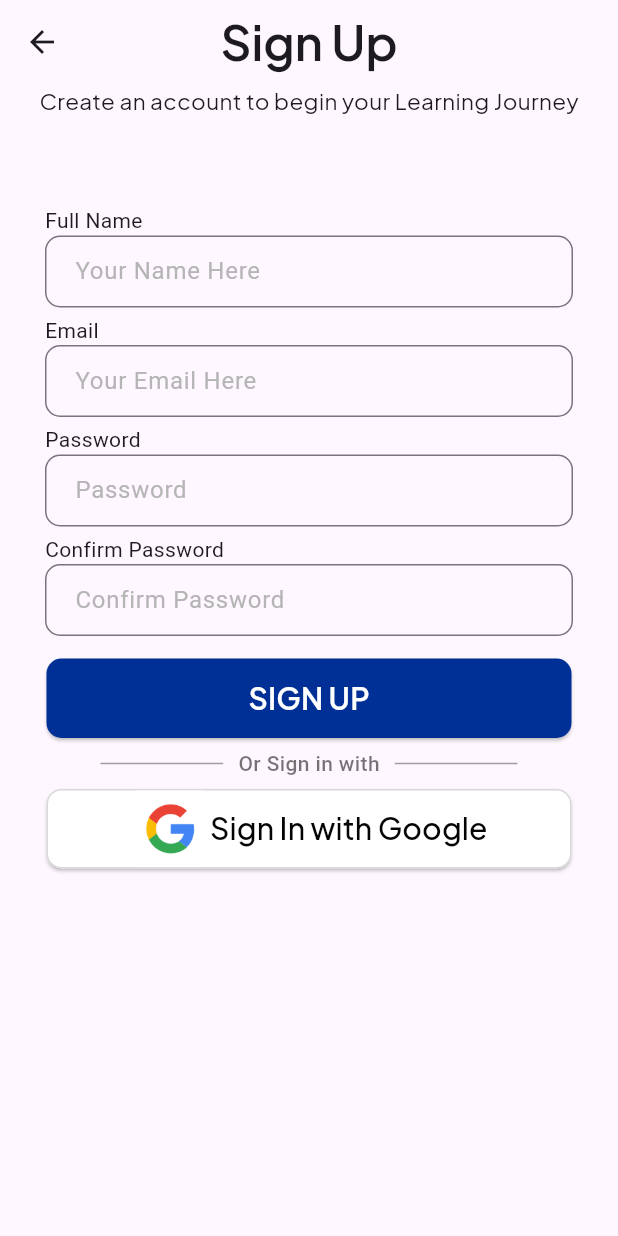
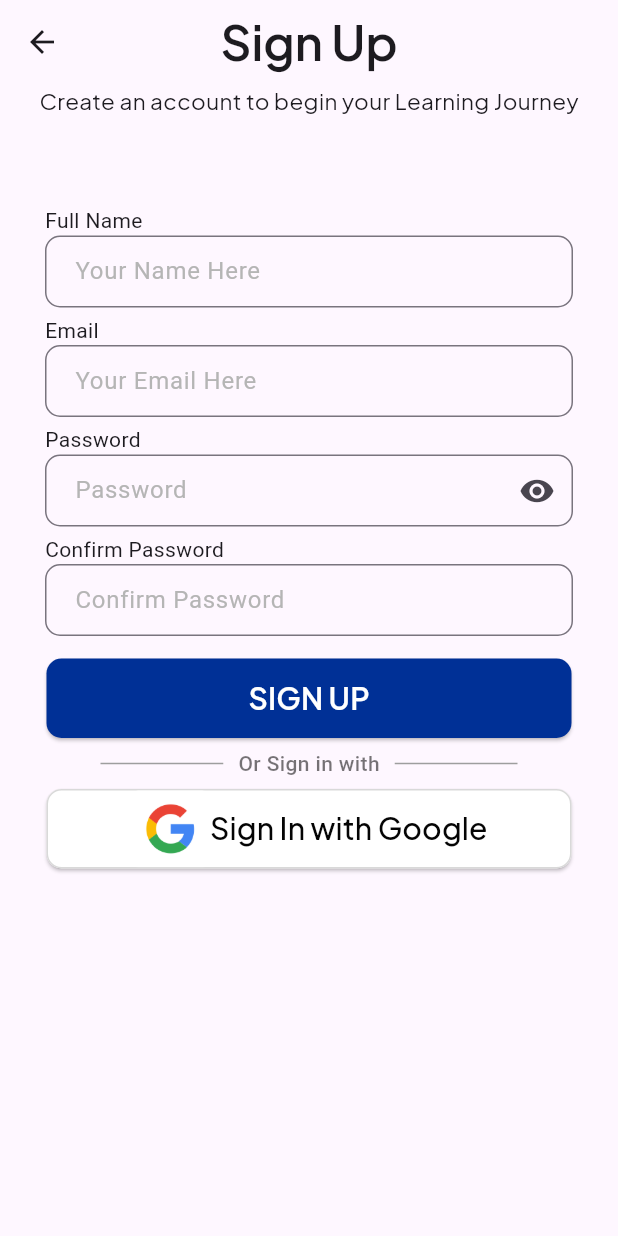
Before and after one commit to Faqihasyari/app_lms, a Flutter app: the SignupView screen opened by its route, on a phone screen of 412 x 824 dp. Run offline on Flutter 3.47's test engine with Material 3 defaults, Android fonts, the phone set to English and light mode, and no system bars; our stand-ins replace get, google_fonts, supabase_flutter; accounts and stored records are empty.

Commit message:
hidden pass

```diff
--- a/lib/app/modules/signup/views/signup_view.dart
+++ b/lib/app/modules/signup/views/signup_view.dart
@@ -85,8 +85,18 @@ class SignupView extends GetView<SignupController> {
                       height: 5,
                     ),
                     Text('Password'),
-                    TextField(
+                    Obx(
+                      () => TextField(
+                        controller: controller.passC,
+                        obscureText: controller.isHidden.value,
                         decoration: InputDecoration(
+                          suffixIcon: IconButton(
+                              onPressed: () {
+                                controller.isHidden.toggle();
+                              },
+                              icon: controller.isHidden.isTrue
+                                  ? Icon(Icons.remove_red_eye)
+                                  : Icon(Icons.remove_red_eye_outlined)),
                           hintText: 'Password',
                           hintStyle: TextStyle(color: hint),
                           labelStyle: GoogleFonts.plusJakartaSans(),
@@ -96,11 +106,12 @@ class SignupView extends GetView<SignupController> {
                             borderRadius:
                                 BorderRadius.circular(10), // Sudut membulat
                           ),
-                        contentPadding:
-                            EdgeInsets.symmetric(horizontal: 16, vertical: 12),
+                          contentPadding: EdgeInsets.symmetric(
+                              horizontal: 16, vertical: 12),
                           focusedBorder: OutlineInputBorder(
                             borderRadius: BorderRadius.circular(10),
                             borderSide: BorderSide(color: ring),
+                          ),
                         ),
                       ),
                     ),
```
Also changed, not shown: lib/app/modules/signup/controllers/signup_controller.dart (+3 -19 lines), pubspec.lock. Lines whose indentation alone changed are shown as unchanged.
